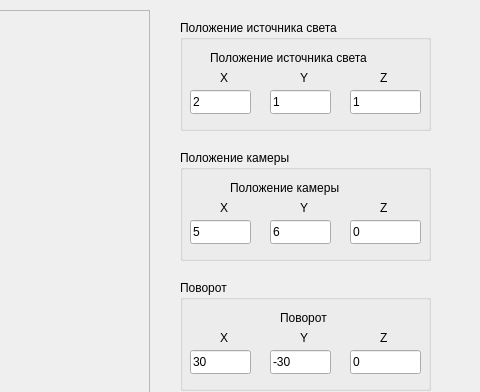
Above: mainwindow.ui from shestakovar/bmstu-rod-in-glass before the change; both pictures show x 520 to 1000 and y 0 to 392 of the 1000 by 800 pixel window. Below: the same form after it.
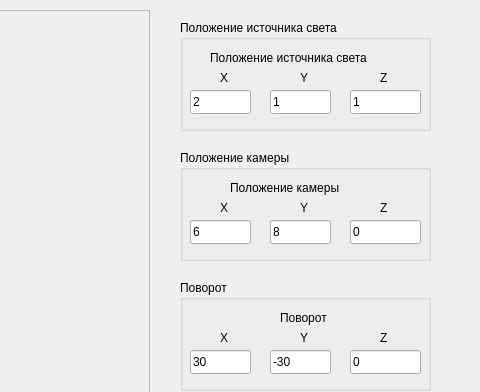
That is the form after the change.

Commit message: Add cylinder Make picture more nice Move camera a bit

Diff of the .ui file:
```diff
--- a/mainwindow.ui
+++ b/mainwindow.ui
@@ -219,7 +219,7 @@
       </rect>
      </property>
      <property name="text">
-      <string>6</string>
+      <string>8</string>
      </property>
     </widget>
     <widget class="QLineEdit" name="camX">
@@ -232,7 +232,7 @@
       </rect>
      </property>
      <property name="text">
-      <string>5</string>
+      <string>6</string>
      </property>
     </widget>
     <widget class="QLabel" name="label_8">
```
The commit also changes 2 other files.
